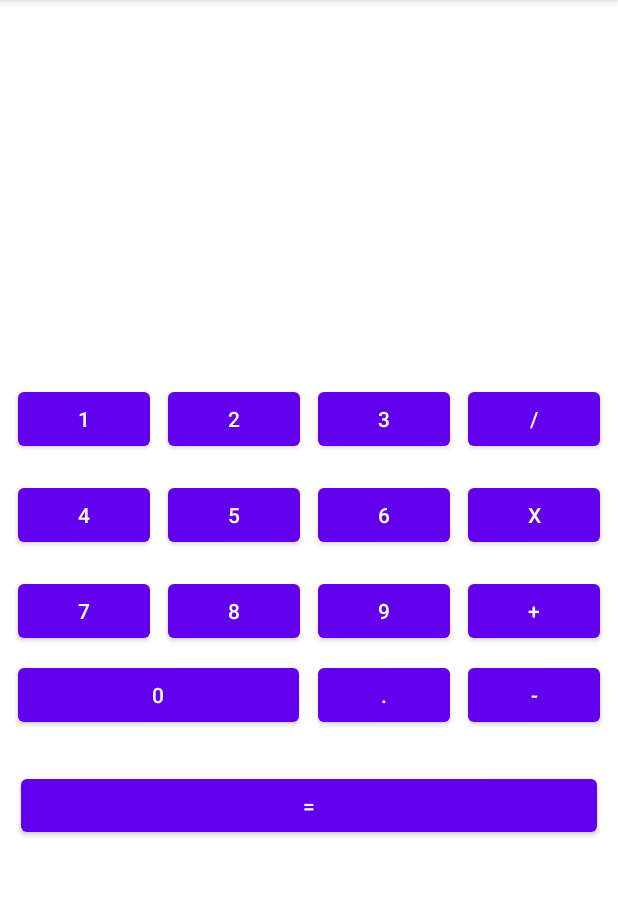
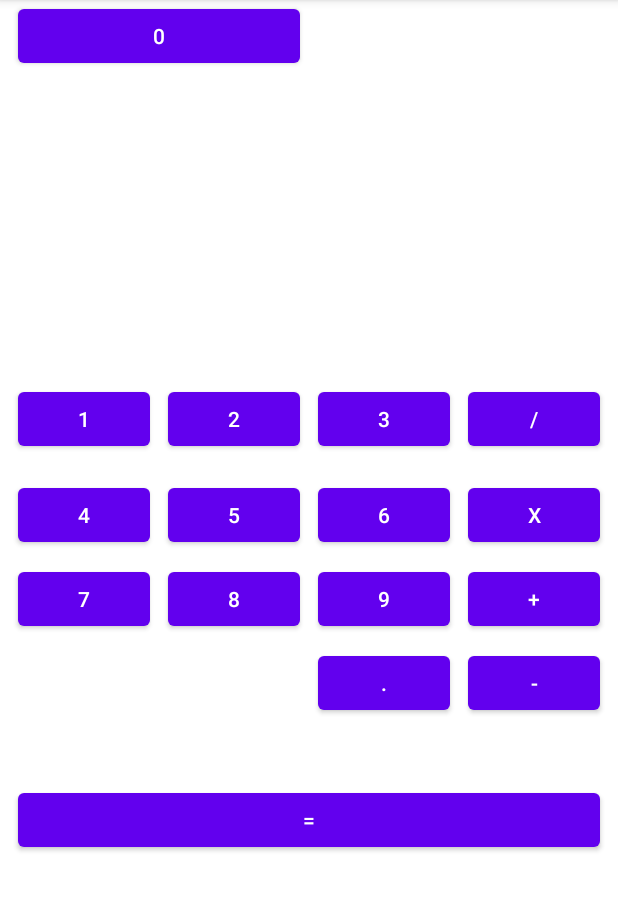
Before and after one commit to DenZar112/Lesson-3, an Android app: the screen it shows after launch (MainActivity), on a phone screen of 412 x 824 dp, the part 84-995 px from its top. Run offline under Robolectric (Android 15) with nearby library versions, the phone set to English and light mode, and no system bars.

Commit message:
Calculator_homework_all buttons_v.3

```diff
--- a/app/src/main/res/layout/activity_main_constraint.xml
+++ b/app/src/main/res/layout/activity_main_constraint.xml
@@ -25,26 +25,30 @@
         android:layout_width="wrap_content"
         android:layout_height="wrap_content"
         android:layout_marginStart="4dp"
+        android:layout_marginTop="255dp"
         android:layout_marginEnd="4dp"
+        android:layout_marginBottom="8dp"
         android:text="@string/_2"
-        app:layout_constraintBottom_toBottomOf="@+id/button23"
+        app:layout_constraintBottom_toTopOf="@+id/button27"
         app:layout_constraintEnd_toStartOf="@+id/button25"
         app:layout_constraintHorizontal_bias="0.5"
         app:layout_constraintStart_toEndOf="@+id/button23"
-        app:layout_constraintTop_toTopOf="@+id/button23" />
+        app:layout_constraintTop_toTopOf="parent" />
 
     <Button
         android:id="@+id/button25"
         android:layout_width="wrap_content"
         android:layout_height="wrap_content"
         android:layout_marginStart="4dp"
+        android:layout_marginTop="255dp"
         android:layout_marginEnd="4dp"
+        android:layout_marginBottom="8dp"
         android:text="@string/_3"
-        app:layout_constraintBottom_toBottomOf="@+id/button24"
+        app:layout_constraintBottom_toTopOf="@+id/button28"
         app:layout_constraintEnd_toStartOf="@+id/button34"
         app:layout_constraintHorizontal_bias="0.5"
         app:layout_constraintStart_toEndOf="@+id/button24"
-        app:layout_constraintTop_toTopOf="@+id/button24" />
+        app:layout_constraintTop_toTopOf="parent" />
 
     <Button
         android:id="@+id/button29"
@@ -53,9 +57,7 @@
         android:layout_marginStart="8dp"
         android:layout_marginTop="8dp"
         android:layout_marginEnd="4dp"
-        android:layout_marginBottom="8dp"
         android:text="@string/_7"
-        app:layout_constraintBottom_toTopOf="@+id/button32"
         app:layout_constraintEnd_toStartOf="@+id/button30"
         app:layout_constraintHorizontal_bias="0.5"
         app:layout_constraintStart_toStartOf="parent"
@@ -66,78 +68,77 @@
         android:layout_width="wrap_content"
         android:layout_height="wrap_content"
         android:layout_marginStart="4dp"
+        android:layout_marginTop="8dp"
         android:layout_marginEnd="4dp"
         android:text="@string/_8"
-        app:layout_constraintBottom_toBottomOf="@+id/button29"
         app:layout_constraintEnd_toStartOf="@+id/button31"
         app:layout_constraintHorizontal_bias="0.5"
         app:layout_constraintStart_toEndOf="@+id/button29"
-        app:layout_constraintTop_toTopOf="@+id/button29" />
+        app:layout_constraintTop_toBottomOf="@+id/button27" />
 
     <Button
         android:id="@+id/button31"
         android:layout_width="wrap_content"
         android:layout_height="wrap_content"
         android:layout_marginStart="4dp"
+        android:layout_marginTop="8dp"
         android:layout_marginEnd="4dp"
         android:text="@string/_9"
-        app:layout_constraintBottom_toBottomOf="@+id/button30"
         app:layout_constraintEnd_toStartOf="@+id/button39"
         app:layout_constraintHorizontal_bias="0.5"
         app:layout_constraintStart_toEndOf="@+id/button30"
-        app:layout_constraintTop_toTopOf="@+id/button30" />
+        app:layout_constraintTop_toBottomOf="@+id/button28" />
 
     <Button
         android:id="@+id/button32"
-        android:layout_width="187dp"
-        android:layout_height="wrap_content"
-        android:layout_marginStart="8dp"
-        android:layout_marginTop="8dp"
-        android:layout_marginEnd="4dp"
+        android:layout_width="188dp"
+        android:layout_height="48dp"
+        android:layout_marginStart="12dp"
         android:text="@string/_0"
-        app:layout_constraintEnd_toStartOf="@+id/button33"
-        app:layout_constraintHorizontal_bias="0.5"
         app:layout_constraintStart_toStartOf="parent"
-        app:layout_constraintTop_toBottomOf="@+id/button29" />
+        tools:layout_editor_absoluteY="431dp" />
 
     <Button
         android:id="@+id/button33"
         android:layout_width="wrap_content"
         android:layout_height="wrap_content"
-        android:layout_marginStart="4dp"
+        android:layout_marginStart="8dp"
+        android:layout_marginTop="8dp"
         android:layout_marginEnd="4dp"
         android:text="@string/dot"
-        app:layout_constraintBottom_toBottomOf="@+id/button32"
         app:layout_constraintEnd_toStartOf="@+id/button37"
-        app:layout_constraintHorizontal_bias="0.5"
         app:layout_constraintStart_toEndOf="@+id/button32"
-        app:layout_constraintTop_toTopOf="@+id/button32" />
+        app:layout_constraintTop_toBottomOf="@+id/button31" />
 
     <Button
         android:id="@+id/button34"
         android:layout_width="wrap_content"
         android:layout_height="wrap_content"
         android:layout_marginStart="4dp"
+        android:layout_marginTop="255dp"
         android:layout_marginEnd="8dp"
+        android:layout_marginBottom="8dp"
         android:text="@string/division"
-        app:layout_constraintBottom_toBottomOf="@+id/button25"
+        app:layout_constraintBottom_toTopOf="@+id/button35"
         app:layout_constraintEnd_toEndOf="parent"
         app:layout_constraintHorizontal_bias="0.5"
         app:layout_constraintStart_toEndOf="@+id/button25"
-        app:layout_constraintTop_toTopOf="@+id/button25" />
+        app:layout_constraintTop_toTopOf="parent" />
 
     <Button
         android:id="@+id/button35"
         android:layout_width="wrap_content"
         android:layout_height="wrap_content"
         android:layout_marginStart="4dp"
+        android:layout_marginTop="8dp"
         android:layout_marginEnd="8dp"
+        android:layout_marginBottom="8dp"
         android:text="@string/multiplication"
-        app:layout_constraintBottom_toBottomOf="@+id/button28"
+        app:layout_constraintBottom_toTopOf="@+id/button39"
         app:layout_constraintEnd_toEndOf="parent"
         app:layout_constraintHorizontal_bias="0.5"
         app:layout_constraintStart_toEndOf="@+id/button28"
-        app:layout_constraintTop_toTopOf="@+id/button28" />
+        app:layout_constraintTop_toBottomOf="@+id/button34" />
 
     <Button
         android:id="@+id/button26"
@@ -159,64 +160,66 @@
         android:layout_width="wrap_content"
         android:layout_height="wrap_content"
         android:layout_marginStart="4dp"
+        android:layout_marginTop="8dp"
         android:layout_marginEnd="4dp"
+        android:layout_marginBottom="8dp"
         android:text="@string/_5"
-        app:layout_constraintBottom_toBottomOf="@+id/button26"
+        app:layout_constraintBottom_toTopOf="@+id/button30"
         app:layout_constraintEnd_toStartOf="@+id/button28"
         app:layout_constraintHorizontal_bias="0.5"
         app:layout_constraintStart_toEndOf="@+id/button26"
-        app:layout_constraintTop_toTopOf="@+id/button26" />
+        app:layout_constraintTop_toBottomOf="@+id/button24" />
 
     <Button
         android:id="@+id/button28"
         android:layout_width="wrap_content"
         android:layout_height="wrap_content"
         android:layout_marginStart="4dp"
+        android:layout_marginTop="8dp"
         android:layout_marginEnd="4dp"
+        android:layout_marginBottom="8dp"
         android:text="@string/_6"
-        app:layout_constraintBottom_toBottomOf="@+id/button27"
+        app:layout_constraintBottom_toTopOf="@+id/button31"
         app:layout_constraintEnd_toStartOf="@+id/button35"
         app:layout_constraintHorizontal_bias="0.5"
         app:layout_constraintStart_toEndOf="@+id/button27"
-        app:layout_constraintTop_toTopOf="@+id/button27" />
+        app:layout_constraintTop_toBottomOf="@+id/button25" />
 
     <Button
         android:id="@+id/button37"
         android:layout_width="wrap_content"
         android:layout_height="wrap_content"
         android:layout_marginStart="4dp"
+        android:layout_marginTop="8dp"
         android:layout_marginEnd="8dp"
         android:text="@string/subtraction"
-        app:layout_constraintBottom_toBottomOf="@+id/button33"
         app:layout_constraintEnd_toEndOf="parent"
-        app:layout_constraintHorizontal_bias="0.5"
+        app:layout_constraintHorizontal_bias="0.727"
         app:layout_constraintStart_toEndOf="@+id/button33"
-        app:layout_constraintTop_toTopOf="@+id/button33" />
+        app:layout_constraintTop_toBottomOf="@+id/button39" />
 
     <Button
         android:id="@+id/button38"
-        android:layout_width="384dp"
-        android:layout_height="47dp"
+        android:layout_width="388dp"
+        android:layout_height="48dp"
         android:layout_marginStart="8dp"
-        android:layout_marginTop="8dp"
         android:layout_marginEnd="8dp"
-        android:layout_marginBottom="189dp"
+        android:layout_marginBottom="197dp"
         android:text="@string/equally"
         app:layout_constraintBottom_toBottomOf="parent"
         app:layout_constraintEnd_toEndOf="parent"
-        app:layout_constraintStart_toStartOf="parent"
-        app:layout_constraintTop_toBottomOf="@+id/button32" />
+        app:layout_constraintStart_toStartOf="parent" />
 
     <Button
         android:id="@+id/button39"
         android:layout_width="wrap_content"
         android:layout_height="wrap_content"
         android:layout_marginStart="4dp"
+        android:layout_marginTop="8dp"
         android:layout_marginEnd="8dp"
         android:text="@string/aplication"
-        app:layout_constraintBottom_toBottomOf="@+id/button31"
         app:layout_constraintEnd_toEndOf="parent"
         app:layout_constraintHorizontal_bias="0.5"
         app:layout_constraintStart_toEndOf="@+id/button31"
-        app:layout_constraintTop_toTopOf="@+id/button31" />
+        app:layout_constraintTop_toBottomOf="@+id/button35" />
 </androidx.constraintlayout.widget.ConstraintLayout>
```
